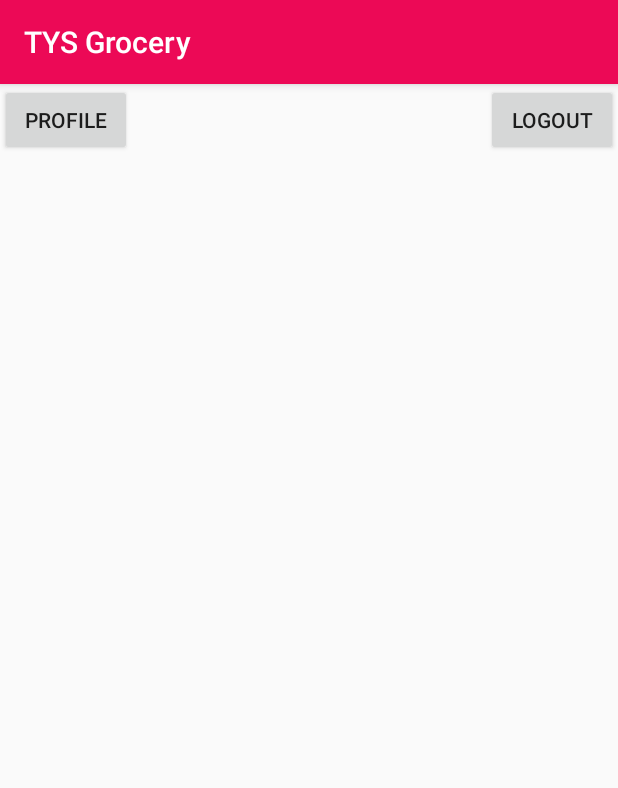
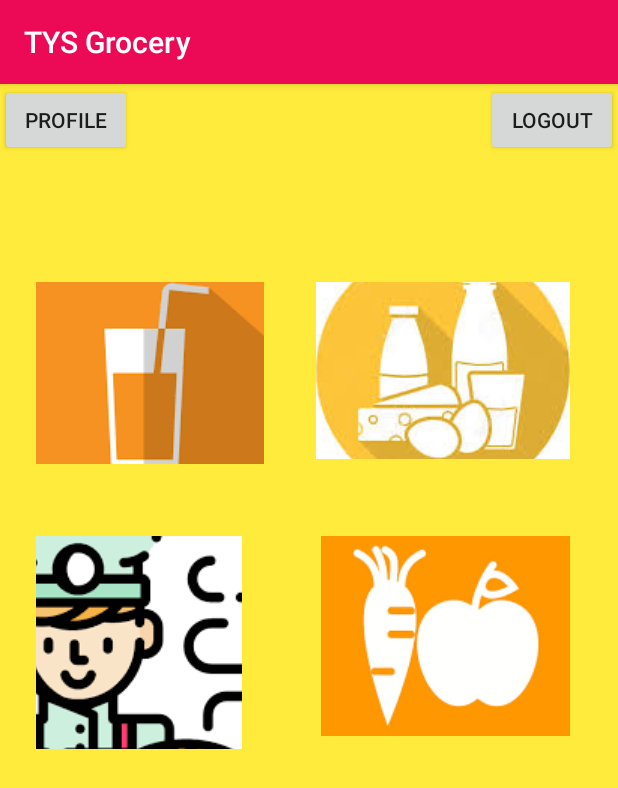
Before and after one commit to taru2001/Droidrush2020, an Android app: the userHome screen opened directly, with no data from a screen before it, on a phone screen of 412 x 824 dp. Shown: the top 788 px of the screen. Run offline under Robolectric (Android 15) with nearby library versions, the phone set to English and light mode, and no system bars; our stand-ins replace Firebase (no records; nobody signed in at launch, a user with empty details on screens opened directly); Roboto replaces fonts that are not available here.

Commit message:
user page updated still some error

```diff
--- a/droidrush/app/src/main/java/com/example/tysgrocery/Profile.java
+++ b/droidrush/app/src/main/java/com/example/tysgrocery/Profile.java
@@ -47,10 +47,11 @@ public class Profile extends AppCompatActivity {
         documentReference.addSnapshotListener(this, new EventListener<DocumentSnapshot>() {
             @Override
             public void onEvent(@Nullable DocumentSnapshot documentSnapshot, @Nullable FirebaseFirestoreException e) {
-//                phone.setText(documentSnapshot.getString("Phone No."));
                 name.setText(documentSnapshot.getString("Name"));
+                phone.setText(documentSnapshot.getString("Password"));
                 usrname.setText(documentSnapshot.getString("User Name"));
                 email.setText(documentSnapshot.getString("Email Id"));
+
             }
         });
 
--- a/droidrush/app/src/main/java/com/example/tysgrocery/userHome.java
+++ b/droidrush/app/src/main/java/com/example/tysgrocery/userHome.java
@@ -6,6 +6,7 @@ import android.content.Intent;
 import android.os.Bundle;
 import android.view.View;
 import android.widget.Button;
+import android.widget.ImageButton;
 import android.widget.Toast;
 
 import com.google.firebase.auth.FirebaseAuth;
@@ -14,6 +15,7 @@ public class userHome extends AppCompatActivity {
 
     private Button logout;
     private Button profile;
+    ImageButton bev,dairy,bakery,fruits;
 
 
     @Override
@@ -23,6 +25,10 @@ public class userHome extends AppCompatActivity {
 
         logout = findViewById(R.id.logout);
         profile = findViewById(R.id.profile);
+        bev = findViewById(R.id.Beverage);
+        dairy = findViewById(R.id.dairy);
+        bakery = findViewById(R.id.bakery);
+        fruits = findViewById(R.id.fruits);
 
         logout.setOnClickListener(new View.OnClickListener() {
             @Override
@@ -43,5 +49,38 @@ public class userHome extends AppCompatActivity {
                 finish();
             }
         });
+
+        bev.setOnClickListener(new View.OnClickListener() {
+            @Override
+            public void onClick(View v) {
+                Toast.makeText(userHome.this, "Beverages", Toast.LENGTH_SHORT).show();
+            }
+        });
+
+        dairy.setOnClickListener(new View.OnClickListener() {
+            @Override
+            public void onClick(View v) {
+                Toast.makeText(userHome.this, "Dairy Products", Toast.LENGTH_SHORT).show();
+            }
+        });
+
+        bakery.setOnClickListener(new View.OnClickListener() {
+            @Override
+            public void onClick(View v) {
+                Toast.makeText(userHome.this, "Bakery", Toast.LENGTH_SHORT).show();
+            }
+        });
+
+        fruits.setOnClickListener(new View.OnClickListener() {
+            @Override
+            public void onClick(View v) {
+                Toast.makeText(userHome.this, "Fruits & Vegetables", Toast.LENGTH_SHORT).show();
+            }
+        });
+
+
+
+
+
     }
 }
--- a/droidrush/app/src/main/res/layout/activity_user_home.xml
+++ b/droidrush/app/src/main/res/layout/activity_user_home.xml
@@ -4,6 +4,7 @@
     xmlns:tools="http://schemas.android.com/tools"
     android:layout_width="match_parent"
     android:layout_height="match_parent"
+    android:background="#FFEB3B"
     tools:context=".userHome">
 
     <Button
@@ -21,4 +22,49 @@
         android:text="Profile"
         app:layout_constraintStart_toStartOf="parent"
         app:layout_constraintTop_toTopOf="parent" />
+
+
+
+    <ImageButton
+        android:id="@+id/Beverage"
+        android:layout_width="152dp"
+        android:layout_height="121dp"
+        android:layout_marginStart="24dp"
+        android:layout_marginLeft="24dp"
+        android:layout_marginTop="132dp"
+        app:layout_constraintStart_toStartOf="parent"
+        app:layout_constraintTop_toTopOf="parent"
+        app:srcCompat="@drawable/bevjuice" />
+
+    <ImageButton
+        android:id="@+id/dairy"
+        android:layout_width="169dp"
+        android:layout_height="118dp"
+        android:layout_marginEnd="32dp"
+        android:layout_marginRight="32dp"
+        app:layout_constraintEnd_toEndOf="parent"
+        app:layout_constraintTop_toTopOf="@+id/Beverage"
+        app:srcCompat="@drawable/dairy" />
+
+    <ImageButton
+        android:id="@+id/bakery"
+        android:layout_width="137dp"
+        android:layout_height="142dp"
+        android:layout_marginStart="24dp"
+        android:layout_marginLeft="24dp"
+        android:layout_marginTop="48dp"
+        app:layout_constraintStart_toStartOf="parent"
+        app:layout_constraintTop_toBottomOf="@+id/Beverage"
+        app:srcCompat="@drawable/bakery" />
+
+    <ImageButton
+        android:id="@+id/fruits"
+        android:layout_width="166dp"
+        android:layout_height="133dp"
+        android:layout_marginEnd="32dp"
+        android:layout_marginRight="32dp"
+        app:layout_constraintEnd_toEndOf="parent"
+        app:layout_constraintTop_toTopOf="@+id/bakery"
+        app:srcCompat="@drawable/fruits" />
+
 </androidx.constraintlayout.widget.ConstraintLayout>
```
Also changed, not shown: droidrush/app/src/main/res/drawable-v24/bakery.png (added), droidrush/app/src/main/res/drawable-v24/cleaners.jpg (added), droidrush/app/src/main/res/drawable-v24/dairy.jpg (added), droidrush/app/src/main/res/drawable-v24/fruits.png (added), droidrush/app/src/main/res/drawable/bakery.png (added), droidrush/app/src/main/res/drawable/cleaners.jpg (added), droidrush/app/src/main/res/drawable/dairy.jpg (added), droidrush/app/src/main/res/drawable/fruits.png (added).
